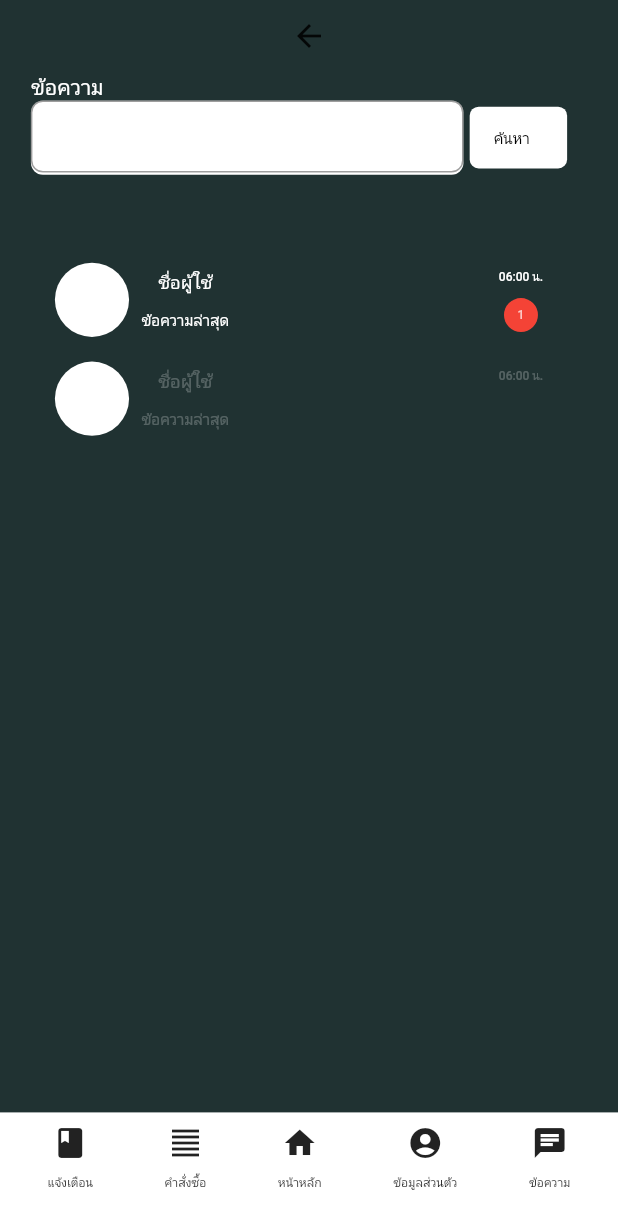
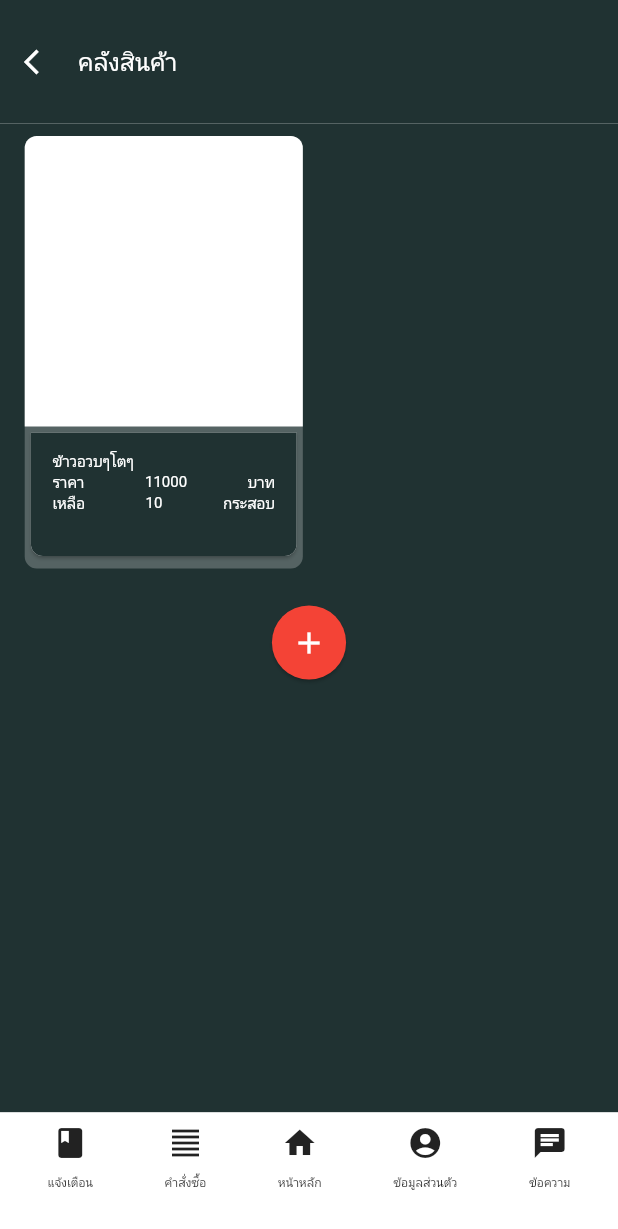
Before and after one commit to ProjectComputerEngine/ApplicationRiceShopping, a Flutter app: the screen it shows after launch, on a phone screen of 412 x 824 dp. Shown: the top 1229 px of the screen. Run offline on Flutter 3.47's test engine with Material 2 defaults, Android fonts, the phone set to English and light mode, and no system bars.

```diff
--- a/lib/ChatBox/ChatMainBox.dart
+++ b/lib/ChatBox/ChatMainBox.dart
@@ -14,7 +14,7 @@ class ChatState extends State<ChatMain> {
   Widget build(BuildContext context) {
     return Scaffold(
       backgroundColor: Color.fromRGBO(32, 50, 50, 10),
-      body: Container(
+      body: Card(
           margin: MediaQuery.of(context).padding,
           child: Column(
             children: [
@@ -27,7 +27,7 @@ class ChatState extends State<ChatMain> {
                     MediaQuery.of(context).size.width * 0.05,
                     0),
                 child: Column(
-                  children: [BackButton(), MassageTitle(), SearchBar()],
+                  children: [BackButtons(), MassageTitle(), SearchBar()],
                 ),
               ),
               Flexible(
--- a/lib/ChatBox/Widget/CheckBocWidget.dart
+++ b/lib/ChatBox/Widget/CheckBocWidget.dart
@@ -181,6 +181,7 @@ class BackButtons extends StatelessWidget {
   @override
   Widget build(BuildContext context) {
     return Container(
+      alignment: Alignment.centerLeft,
       child: FlatButton(
         shape: RoundedRectangleBorder(borderRadius: BorderRadius.circular(50)),
         minWidth: MediaQuery.of(context).size.width * 0,
--- a/lib/Shop/ShopMain.dart
+++ b/lib/Shop/ShopMain.dart
@@ -0,0 +1,174 @@
+
+import 'package:flutter/material.dart';
+import './Widget/TextWidget.dart';
+
+class ShopMains extends StatefulWidget {
+  @override
+  State<StatefulWidget> createState() {
+    return ShopState();
+  }
+}
+
+class ShopState extends State<ShopMains> {
+  @override
+  Widget build(BuildContext context) {
+    return Scaffold(
+      bottomNavigationBar: Container(
+        height: MediaQuery.of(context).size.height * 0.1,
+        color: Colors.white,
+        child: Row(
+          mainAxisAlignment: MainAxisAlignment.spaceEvenly,
+          children: [
+            NavigationButton(
+              BarIcon: Icon(Icons.book),
+              BarText: 'แจ้งเตือน',
+              GotoOther: ()=>{},
+
+            ),
+            NavigationButton(
+              BarIcon: Icon(Icons.format_align_justify_outlined),
+              BarText: 'คำสั่งซื้อ',
+              GotoOther: ()=>{},
+            ),
+            NavigationButton(
+              BarIcon: Icon(Icons.home),
+              BarText: 'หน้าหลัก',
+              GotoOther: ()=>{},
+            ),
+            NavigationButton(
+              BarIcon: Icon(Icons.account_circle),
+              BarText: 'ข้อมูลส่วนตัว',
+              GotoOther: ()=>{},
+            ),
+            NavigationButton(
+              BarIcon: Icon(Icons.chat),
+              BarText: 'ข้อความ',
+              GotoOther: ()=>{},
+            ),
+          ],
+        ),
+      ),
+      body: Container(
+        margin: MediaQuery.of(context).padding,
+        color: Colors.white,
+        child: Column(
+          children: [
+            Container(
+              height: MediaQuery.of(context).size.height * 0.1,
+              color: Color.fromRGBO(32, 50, 50, 10),
+              child: Row(
+                children: [
+                  BackIcons(
+                    GotoBackPage: ()=>{},
+                  ),
+                  ProductText(),
+                ],
+              ),
+            ),
+
+            //---------------//
+            Flexible(
+              child: Container(
+                  color: Color.fromRGBO(32, 50, 50, 10),
+                  child: Column(
+                    children: [
+                      SpaceDisplay(),
+                      Container(
+                        padding: EdgeInsets.fromLTRB(
+                            MediaQuery.of(context).size.width * 0.04,
+                            0,
+                            MediaQuery.of(context).size.width * 0.04,
+                            0),
+                        //color: Colors.red,
+                        height: MediaQuery.of(context).size.height * 0.35,
+                        child: Row(
+                          mainAxisAlignment: MainAxisAlignment.start,
+                          children: [
+                            FlatButton(
+                              color: Colors.white24,
+                              onPressed: () => {},
+                              padding: EdgeInsets.zero,
+                              shape: RoundedRectangleBorder(
+                                  borderRadius: BorderRadius.circular(8)),
+                              height: MediaQuery.of(context).size.height * 0.35,
+                              minWidth: MediaQuery.of(context).size.width * 0.4,
+                              child: Column(
+                                children: [
+                                  Container(
+                                    height: MediaQuery.of(context).size.height *
+                                        0.235,
+                                    width: MediaQuery.of(context).size.width *
+                                        0.45,
+                                    //color: Colors.yellow,
+                                    decoration: BoxDecoration(
+                                        color: Colors.white,
+                                        borderRadius: BorderRadius.only(
+                                            topRight: Radius.circular(8),
+                                            topLeft: Radius.circular(8))),
+                                    child: Container(),
+                                  ),
+                                  Card(
+                                    shape: RoundedRectangleBorder(
+                                        borderRadius: BorderRadius.only(
+                                            bottomRight: Radius.circular(8),
+                                            bottomLeft: Radius.circular(8))),
+                                    child: Container(
+                                      height:
+                                      MediaQuery.of(context).size.height *
+                                          0.1,
+                                      padding: EdgeInsets.fromLTRB(
+                                          MediaQuery.of(context).size.width *
+                                              0.015,
+                                          0,
+                                          MediaQuery.of(context).size.width *
+                                              0.015,
+                                          0),
+                                      decoration: BoxDecoration(
+                                          borderRadius: BorderRadius.only(
+                                              bottomLeft: Radius.circular(8),
+                                              bottomRight: Radius.circular(8)),
+                                          color:
+                                          Color.fromRGBO(32, 50, 50, 100)),
+                                      child: Column(
+                                        mainAxisAlignment:
+                                        MainAxisAlignment.start,
+                                        children: [
+                                          SpaceHeight(),
+                                          TextRiceName(
+                                            NameText: 'ข้าวอวบๆโตๆ',
+                                          ),
+                                          TextPrice(
+                                            FrontText: 'ราคา',
+                                            MediumText: '11000',
+                                            EndText: 'บาท',
+                                          ),
+                                          TextPrice(
+                                            FrontText: 'เหลือ',
+                                            MediumText: '10',
+                                            EndText: 'กระสอบ',
+                                          ),
+                                        ],
+                                      ),
+                                    ),
+                                  ),
+                                ],
+                              ),
+                            ),
+                            SpaceProduct(),
+                          ],
+                        ),
+                      ),
+                      SpaceDisplay(),
+                      SpaceDisplay(),
+                      AddButton(
+                        GotoNewproduct: ()=>{},
+                      )
+                    ],
+                  )),
+            )
+          ],
+        ),
+      ),
+    );
+  }
+}
--- a/lib/Shop/Widget/TextWidget.dart
+++ b/lib/Shop/Widget/TextWidget.dart
@@ -0,0 +1,215 @@
+import 'package:flutter/material.dart';
+
+class AddButton extends StatelessWidget {
+  final Function GotoNewproduct;
+  const AddButton({
+    Key key, this.GotoNewproduct,
+  }) : super(key: key);
+
+  @override
+  Widget build(BuildContext context) {
+    return Card(
+      shape: CircleBorder(),
+      color: Colors.red,
+      child: Container(
+        width: MediaQuery.of(context).size.width * 0.12,
+        height: MediaQuery.of(context).size.height * 0.07,
+        child: FlatButton(
+          padding: EdgeInsets.zero,
+          minWidth: MediaQuery.of(context).size.width * 0,
+          height: MediaQuery.of(context).size.height * 0,
+          onPressed: GotoNewproduct,
+          shape: CircleBorder(),
+          child: Icon(
+            Icons.add,
+            color: Colors.white,
+          ),
+        ),
+      ),
+    );
+  }
+}
+
+class SpaceDisplay extends StatelessWidget {
+  const SpaceDisplay({
+    Key key,
+  }) : super(key: key);
+
+  @override
+  Widget build(BuildContext context) {
+    return Container(
+      height: MediaQuery.of(context).size.height * 0.01,
+    );
+  }
+}
+
+class NavigationButton extends StatelessWidget {
+  final Icon BarIcon;
+  final String BarText;
+  final Function GotoOther;
+
+  const NavigationButton({
+    Key key,
+    this.BarIcon,
+    this.BarText, this.GotoOther,
+  }) : super(key: key);
+
+  @override
+  Widget build(BuildContext context) {
+    return Container(
+      decoration: ShapeDecoration(
+        shape: CircleBorder(),
+      ),
+      child: FlatButton(
+        onPressed: GotoOther,
+        child: Column(
+          children: [
+            Container(
+              height: MediaQuery.of(context).size.height * 0.01,
+            ),
+            BarIcon,
+            Container(
+              height: MediaQuery.of(context).size.height * 0.01,
+            ),
+            Text(
+              BarText,
+              style: TextStyle(fontSize: 8),
+            )
+          ],
+        ),
+        minWidth: MediaQuery.of(context).size.width * 0,
+      ),
+    );
+  }
+}
+
+class SpaceProduct extends StatelessWidget {
+  const SpaceProduct({
+    Key key,
+  }) : super(key: key);
+
+  @override
+  Widget build(BuildContext context) {
+    return Container(
+      width: MediaQuery.of(context).size.width * 0.02,
+    );
+  }
+}
+
+class TextPrice extends StatelessWidget {
+  final String FrontText;
+  final String MediumText;
+  final String EndText;
+
+  const TextPrice({
+    Key key,
+    this.FrontText,
+    this.MediumText,
+    this.EndText,
+  }) : super(key: key);
+
+  @override
+  Widget build(BuildContext context) {
+    return Container(
+        width: MediaQuery.of(context).size.width * 0.4,
+        padding: EdgeInsets.fromLTRB(MediaQuery.of(context).size.width * 0.02,
+            0, MediaQuery.of(context).size.width * 0.02, 0),
+        child: Row(
+          mainAxisAlignment: MainAxisAlignment.spaceBetween,
+          children: [
+            Text(
+              FrontText,
+              textAlign: TextAlign.start,
+              style: TextStyle(color: Colors.white, fontSize: 10),
+            ),
+            Text(MediumText,
+                textAlign: TextAlign.center,
+                style: TextStyle(color: Colors.white, fontSize: 10)),
+            Text(EndText,
+                textAlign: TextAlign.end,
+                style: TextStyle(color: Colors.white, fontSize: 10)),
+          ],
+        ));
+  }
+}
+
+class TextRiceName extends StatelessWidget {
+  final String NameText;
+
+  const TextRiceName({
+    Key key,
+    this.NameText,
+  }) : super(key: key);
+
+  @override
+  Widget build(BuildContext context) {
+    return Container(
+        padding: EdgeInsets.fromLTRB(MediaQuery.of(context).size.width * 0.02,
+            0, MediaQuery.of(context).size.width * 0.02, 0),
+        width: MediaQuery.of(context).size.width * 0.4,
+        child: Row(
+          mainAxisAlignment: MainAxisAlignment.start,
+          children: [
+            Text(
+              NameText,
+              textAlign: TextAlign.start,
+              style: TextStyle(color: Colors.white, fontSize: 10),
+            ),
+          ],
+        ));
+  }
+}
+
+class SpaceHeight extends StatelessWidget {
+  const SpaceHeight({
+    Key key,
+  }) : super(key: key);
+
+  @override
+  Widget build(BuildContext context) {
+    return Container(
+      height: MediaQuery.of(context).size.height * 0.015,
+    );
+  }
+}
+
+class ProductText extends StatelessWidget {
+  const ProductText({
+    Key key,
+  }) : super(key: key);
+
+  @override
+  Widget build(BuildContext context) {
+    return Container(
+      child: Text(
+        'คลังสินค้า',
+        style: TextStyle(color: Colors.white, fontSize: 16),
+      ),
+      alignment: Alignment.centerLeft,
+      width: MediaQuery.of(context).size.width * 0.5,
+    );
+  }
+}
+
+class BackIcons extends StatelessWidget {
+  final Function GotoBackPage;
+  const BackIcons({
+    Key key, this.GotoBackPage,
+  }) : super(key: key);
+
+  @override
+  Widget build(BuildContext context) {
+    return Container(
+      child: FlatButton(
+        shape: RoundedRectangleBorder(borderRadius: BorderRadius.circular(50)),
+        minWidth: MediaQuery.of(context).size.width * 0,
+        onPressed: GotoBackPage,
+        child: Icon(
+          Icons.arrow_back_ios,
+          size: 20,
+          color: Colors.white,
+        ),
+      ),
+    );
+  }
+}
--- a/lib/main.dart
+++ b/lib/main.dart
@@ -2,6 +2,7 @@ import 'package:flutter/material.dart';
 import './Login/LoginMain.dart';
 import './Admin/AdminMain.dart';
 import './ChatBox/ChatMainBox.dart';
+import './Shop/ShopMain.dart';
 void main() {
   runApp(MyApp());
 }
@@ -13,7 +14,7 @@ class MyApp extends StatelessWidget {
     return MaterialApp(
       title: 'Flutter Demo',
       debugShowCheckedModeBanner: false,
-      home:ChatMain(),
+      home:ShopMains(),
     );
   }
 }
```
